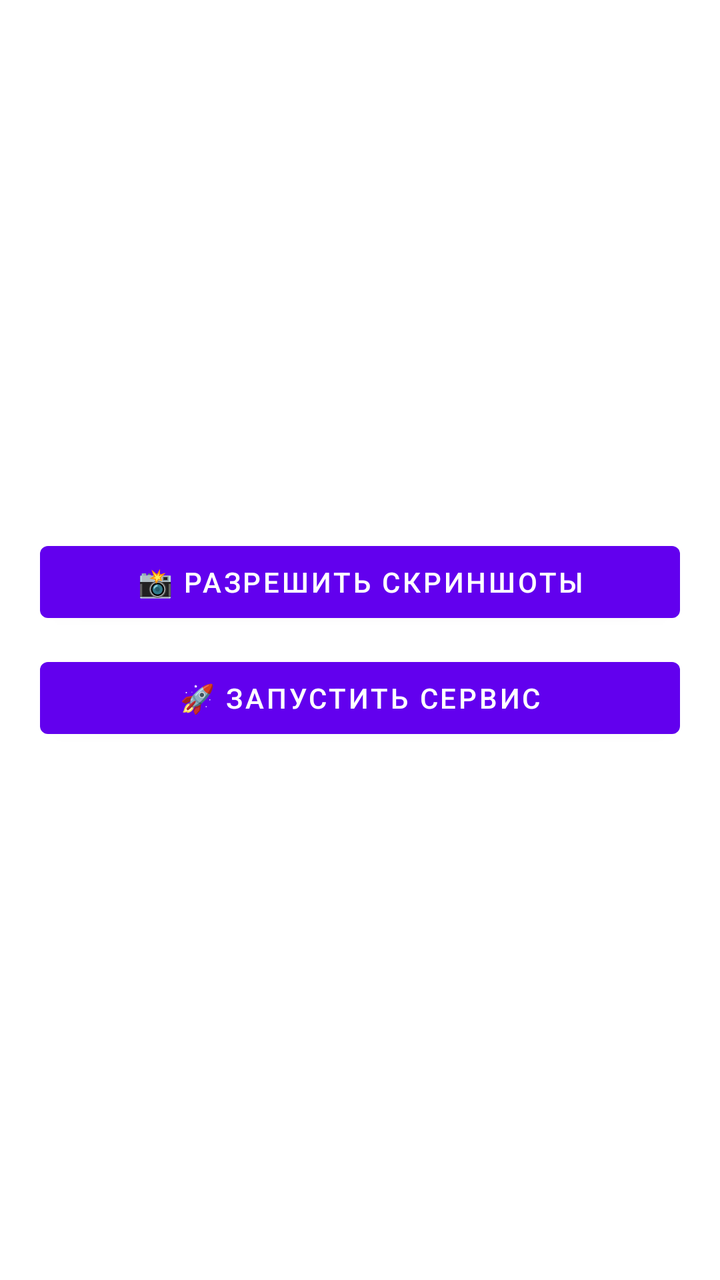
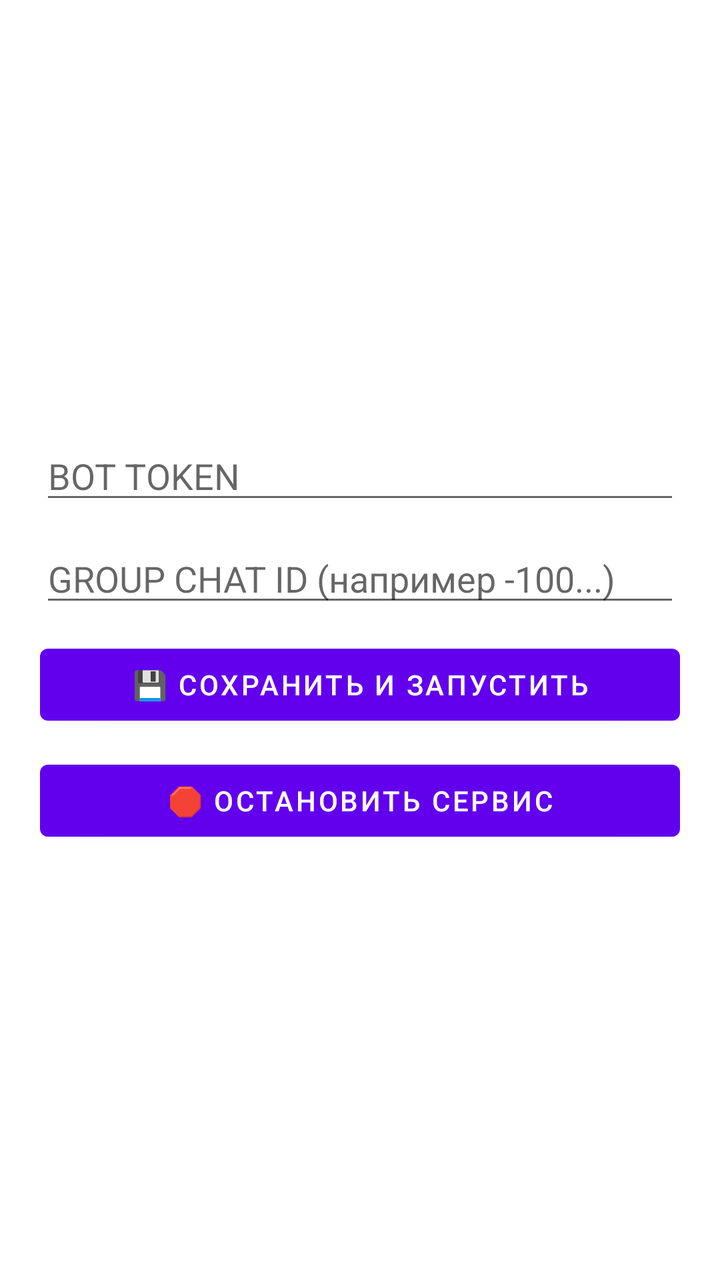

The first picture is an Android layout as it rendered before a commit; the second is the same layout after the commit. The layout source and the unified diff follow.
<!-- AndroidManifest.xml: fallback theme Theme.MaterialComponents.DayNight.NoActionBar -->
<!-- res/layout/activity_main.xml -->
<?xml version="1.0" encoding="utf-8"?>
<LinearLayout xmlns:android="http://schemas.android.com/apk/res/android"
    android:layout_width="match_parent"
    android:layout_height="match_parent"
    android:orientation="vertical"
    android:padding="20dp"
    android:gravity="center">

    <Button
        android:id="@+id/btnScreenshot"
        android:layout_width="match_parent"
        android:layout_height="wrap_content"
        android:text="📸 Разрешить скриншоты" />

    <Button
        android:id="@+id/btnStart"
        android:layout_width="match_parent"
        android:layout_height="wrap_content"
        android:text="🚀 Запустить сервис"
        android:layout_marginTop="10dp" />
</LinearLayout>
<!-- resources referenced by this layout -->
<resources>

</resources>

<!-- the commit's change to res/layout/activity_main.xml (unified diff, before → after) -->
@@ -6,16 +6,30 @@
     android:padding="20dp"
     android:gravity="center">
 
-    <Button
-        android:id="@+id/btnScreenshot"
+    <EditText
+        android:id="@+id/etToken"
         android:layout_width="match_parent"
         android:layout_height="wrap_content"
-        android:text="📸 Разрешить скриншоты" />
+        android:hint="BOT TOKEN" />
+
+    <EditText
+        android:id="@+id/etGroupId"
+        android:layout_width="match_parent"
+        android:layout_height="wrap_content"
+        android:hint="GROUP CHAT ID (например -100...)"
+        android:layout_marginTop="10dp" />
 
     <Button
-        android:id="@+id/btnStart"
+        android:id="@+id/btnSave"
         android:layout_width="match_parent"
         android:layout_height="wrap_content"
-        android:text="🚀 Запустить сервис"
+        android:text="💾 Сохранить и запустить"
+        android:layout_marginTop="10dp" />
+
+    <Button
+        android:id="@+id/btnStop"
+        android:layout_width="match_parent"
+        android:layout_height="wrap_content"
+        android:text="🛑 Остановить сервис"
         android:layout_marginTop="10dp" />
 </LinearLayout>
